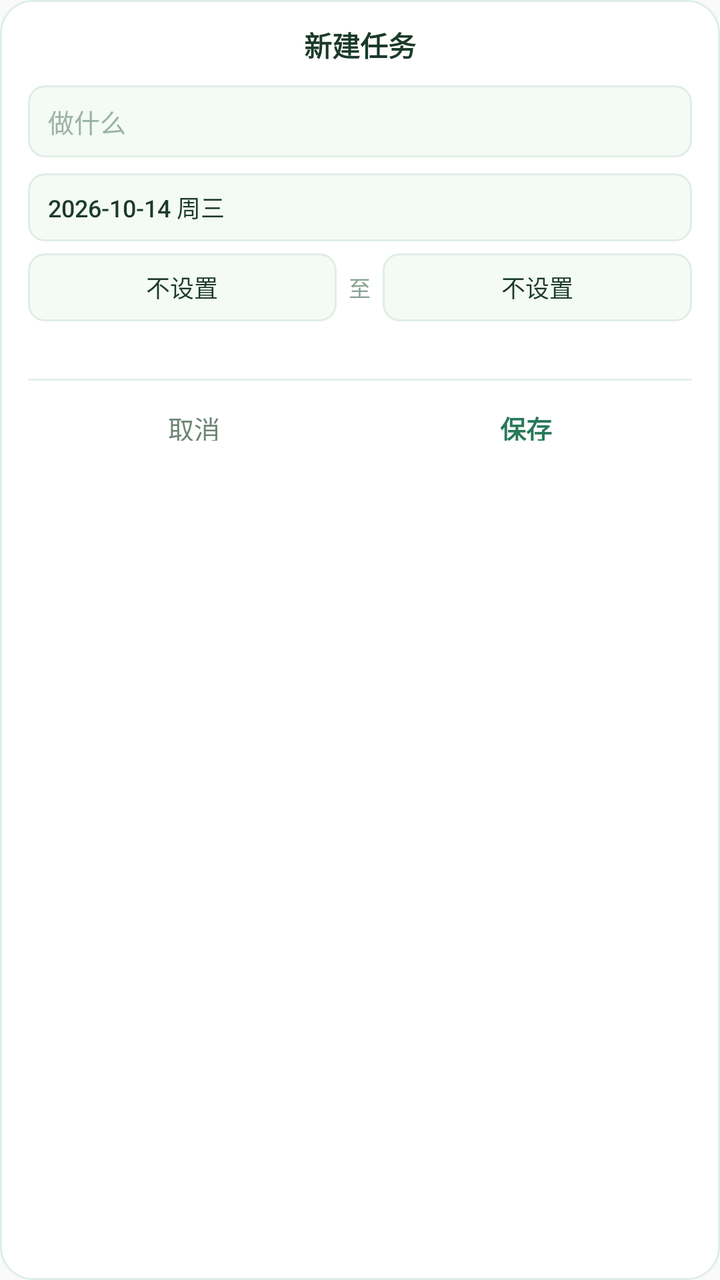
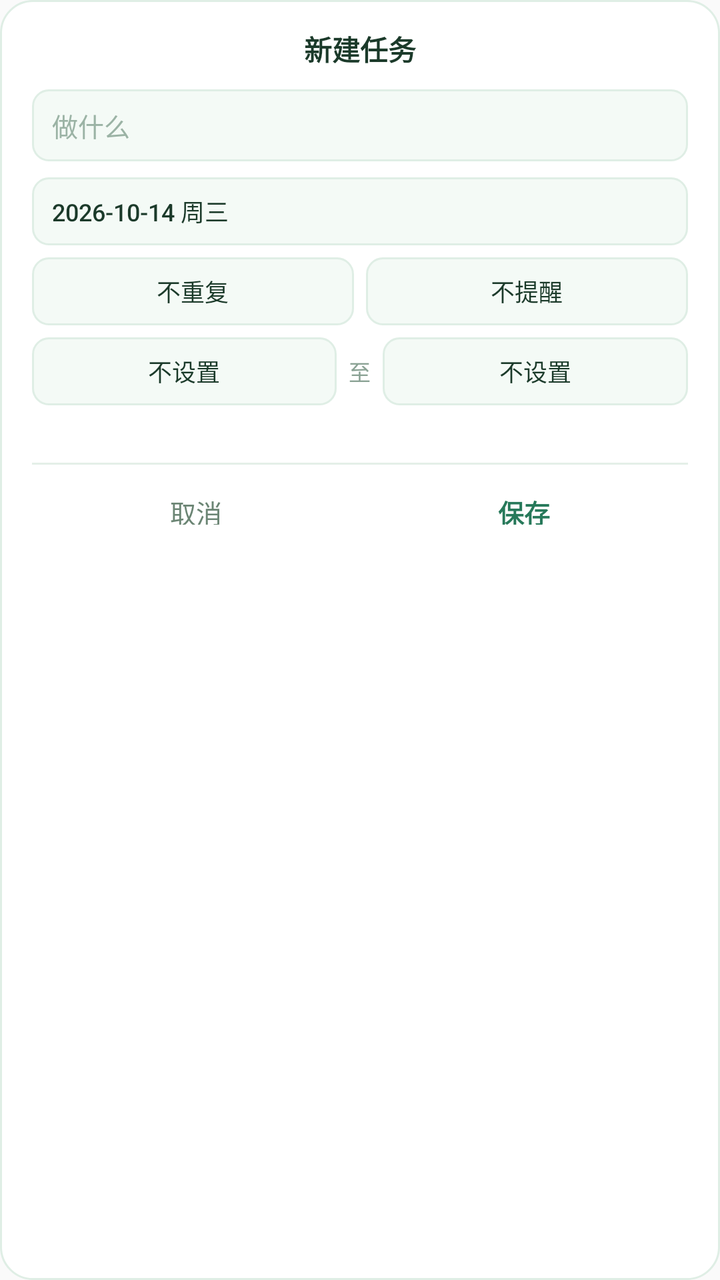

An Android layout rendered at two revisions. The XML below is the earlier revision; the diff shows what the commit changed to produce the second picture.
<!-- AndroidManifest.xml: application theme AppTheme -->
<!-- res/layout/dialog_create.xml -->
<?xml version="1.0" encoding="utf-8"?>
<LinearLayout xmlns:android="http://schemas.android.com/apk/res/android"
    android:layout_width="272dp"
    android:layout_height="wrap_content"
    android:background="@drawable/dialog_bg"
    android:orientation="vertical"
    android:paddingLeft="14dp"
    android:paddingTop="12dp"
    android:paddingRight="14dp"
    android:paddingBottom="12dp">

    <TextView
        android:layout_width="match_parent"
        android:layout_height="wrap_content"
        android:gravity="center"
        android:text="新建任务"
        android:textColor="#1B3A2A"
        android:textSize="14sp"
        android:textStyle="bold" />

    <EditText
        android:id="@+id/c_title"
        android:layout_width="match_parent"
        android:layout_height="36dp"
        android:layout_marginTop="10dp"
        android:background="@drawable/dialog_field"
        android:gravity="center_vertical"
        android:hint="做什么"
        android:inputType="text"
        android:paddingLeft="10dp"
        android:paddingRight="10dp"
        android:textColor="#1B3A2A"
        android:textColorHint="#9BB3A5"
        android:textSize="13sp" />

    
    <Button
        android:id="@+id/c_date"
        style="?android:attr/borderlessButtonStyle"
        android:layout_width="match_parent"
        android:layout_height="34dp"
        android:layout_marginTop="8dp"
        android:background="@drawable/dialog_field"
        android:gravity="center_vertical"
        android:minHeight="0dp"
        android:minWidth="0dp"
        android:paddingLeft="10dp"
        android:paddingRight="10dp"
        android:text="2026-10-14 周三"
        android:textColor="#1B3A2A"
        android:textSize="12sp" />

    
    <LinearLayout
        android:layout_width="match_parent"
        android:layout_height="34dp"
        android:layout_marginTop="6dp"
        android:orientation="horizontal">

        <Button
            android:id="@+id/c_start"
            style="?android:attr/borderlessButtonStyle"
            android:layout_width="0dp"
            android:layout_height="match_parent"
            android:layout_weight="1"
            android:background="@drawable/dialog_field"
            android:gravity="center"
            android:minHeight="0dp"
            android:minWidth="0dp"
            android:paddingLeft="6dp"
            android:paddingRight="6dp"
            android:text="不设置"
            android:textColor="#1B3A2A"
            android:textSize="12sp" />

        <TextView
            android:layout_width="wrap_content"
            android:layout_height="match_parent"
            android:layout_marginLeft="6dp"
            android:layout_marginRight="6dp"
            android:gravity="center"
            android:text="至"
            android:textColor="#8AA294"
            android:textSize="11sp" />

        <Button
            android:id="@+id/c_end"
            style="?android:attr/borderlessButtonStyle"
            android:layout_width="0dp"
            android:layout_height="match_parent"
            android:layout_weight="1"
            android:background="@drawable/dialog_field"
            android:gravity="center"
            android:minHeight="0dp"
            android:minWidth="0dp"
            android:paddingLeft="6dp"
            android:paddingRight="6dp"
            android:text="不设置"
            android:textColor="#1B3A2A"
            android:textSize="12sp" />
    </LinearLayout>

    <TextView
        android:id="@+id/c_durhint"
        android:layout_width="match_parent"
        android:layout_height="wrap_content"
        android:layout_marginTop="5dp"
        android:textColor="#8AA294"
        android:textSize="10sp" />

    <TextView
        android:layout_width="match_parent"
        android:layout_height="1dp"
        android:layout_marginTop="10dp"
        android:background="#E4EFE8"
        android:text="" />

    <LinearLayout
        android:layout_width="match_parent"
        android:layout_height="36dp"
        android:layout_marginTop="4dp"
        android:layout_marginBottom="4dp"
        android:orientation="horizontal">

        <Button
            android:id="@+id/c_cancel"
            style="?android:attr/borderlessButtonStyle"
            android:layout_width="0dp"
            android:layout_height="match_parent"
            android:layout_weight="1"
            android:minHeight="0dp"
            android:minWidth="0dp"
            android:text="取消"
            android:textColor="#6B8574"
            android:textSize="13sp" />

        <Button
            android:id="@+id/c_save"
            style="?android:attr/borderlessButtonStyle"
            android:layout_width="0dp"
            android:layout_height="match_parent"
            android:layout_weight="1"
            android:minHeight="0dp"
            android:minWidth="0dp"
            android:text="保存"
            android:textColor="#27795A"
            android:textSize="13sp"
            android:textStyle="bold" />
    </LinearLayout>
</LinearLayout>
<!-- resources referenced by this layout -->
<resources>
  <!-- drawable dialog_bg (drawable) -->
  <?xml version="1.0" encoding="utf-8"?>
  <shape xmlns:android="http://schemas.android.com/apk/res/android"
      android:shape="rectangle">
      <solid android:color="#FFFFFF" />
      <corners android:radius="16dp" />
      <stroke android:width="1dp" android:color="#DFEEE5" />
  </shape>
  <!-- drawable dialog_field (drawable) -->
  <?xml version="1.0" encoding="utf-8"?>
  <shape xmlns:android="http://schemas.android.com/apk/res/android"
      android:shape="rectangle">
      <solid android:color="@color/dialogField" />
      <corners android:radius="8dp" />
      <stroke
          android:width="1dp"
          android:color="#DFEEE5" />
  </shape>
  <style name="AppTheme" parent="Theme.AppCompat.Light.DarkActionBar">
          
          <item name="colorPrimary">@color/colorPrimary</item>
          <item name="colorPrimaryDark">@color/colorPrimaryDark</item>
          <item name="colorAccent">@color/colorAccent</item>
      </style>
  <color name="dialogField">#F4FAF6</color>
</resources>

<!-- the commit's change to res/layout/dialog_create.xml (unified diff, before → after) -->
@@ -4,10 +4,10 @@
     android:layout_height="wrap_content"
     android:background="@drawable/dialog_bg"
     android:orientation="vertical"
-    android:paddingLeft="14dp"
-    android:paddingTop="12dp"
-    android:paddingRight="14dp"
-    android:paddingBottom="12dp">
+    android:paddingLeft="16dp"
+    android:paddingTop="14dp"
+    android:paddingRight="16dp"
+    android:paddingBottom="14dp">
 
     <TextView
         android:layout_width="match_parent"
@@ -49,6 +49,47 @@
         android:text="2026-10-14 周三"
         android:textColor="#1B3A2A"
         android:textSize="12sp" />
+
+    
+    <LinearLayout
+        android:layout_width="match_parent"
+        android:layout_height="34dp"
+        android:layout_marginTop="6dp"
+        android:orientation="horizontal">
+
+        <Button
+            android:id="@+id/c_repeat"
+            style="?android:attr/borderlessButtonStyle"
+            android:layout_width="0dp"
+            android:layout_height="match_parent"
+            android:layout_weight="1"
+            android:background="@drawable/dialog_field"
+            android:gravity="center"
+            android:minHeight="0dp"
+            android:minWidth="0dp"
+            android:paddingLeft="6dp"
+            android:paddingRight="6dp"
+            android:text="不重复"
+            android:textColor="#1B3A2A"
+            android:textSize="12sp" />
+
+        <Button
+            android:id="@+id/c_remind"
+            style="?android:attr/borderlessButtonStyle"
+            android:layout_width="0dp"
+            android:layout_height="match_parent"
+            android:layout_weight="1"
+            android:layout_marginLeft="6dp"
+            android:background="@drawable/dialog_field"
+            android:gravity="center"
+            android:minHeight="0dp"
+            android:minWidth="0dp"
+            android:paddingLeft="6dp"
+            android:paddingRight="6dp"
+            android:text="不提醒"
+            android:textColor="#1B3A2A"
+            android:textSize="12sp" />
+    </LinearLayout>
 
     
     <LinearLayout
@@ -108,18 +149,16 @@
         android:textColor="#8AA294"
         android:textSize="10sp" />
 
-    <TextView
+    <View
         android:layout_width="match_parent"
         android:layout_height="1dp"
         android:layout_marginTop="10dp"
-        android:background="#E4EFE8"
-        android:text="" />
+        android:background="#E4EFE8" />
 
     <LinearLayout
         android:layout_width="match_parent"
         android:layout_height="36dp"
         android:layout_marginTop="4dp"
-        android:layout_marginBottom="4dp"
         android:orientation="horizontal">
 
         <Button
